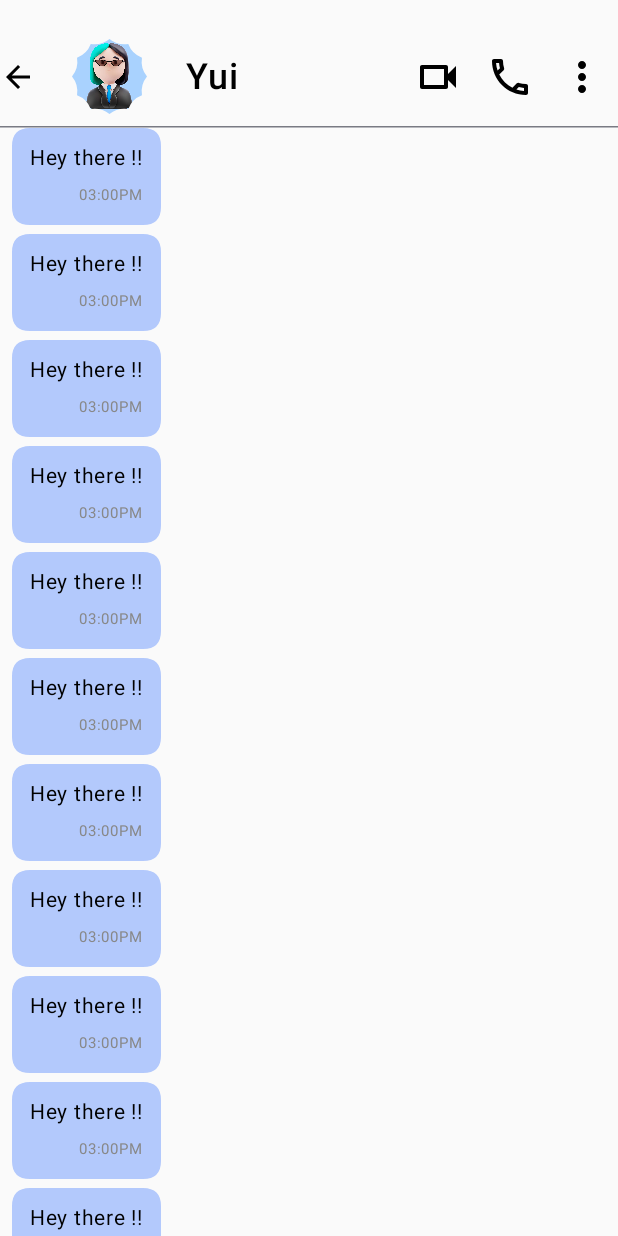
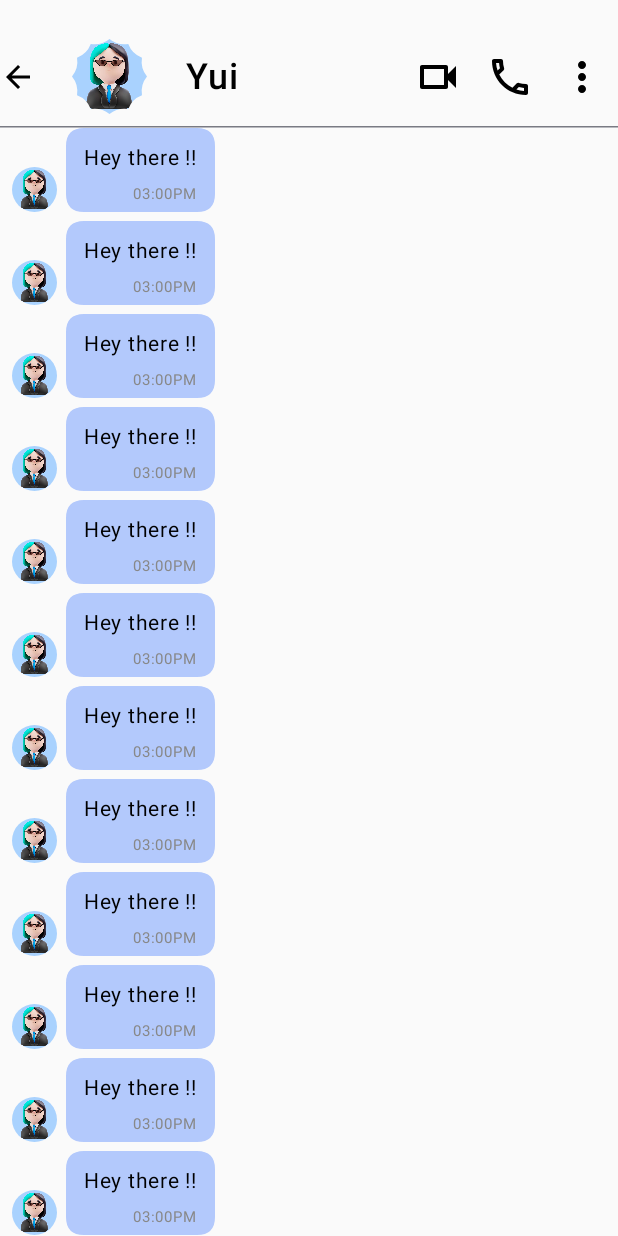
Before and after one commit to DivyanshuShekhar55/whatsapp_clone, an Android app built with Jetpack Compose: the screen it shows after launch (MainActivity), on a phone screen of 412 x 824 dp. Run offline under Robolectric (Android 15) with nearby library versions, the phone set to English and light mode, and no system bars.

Commit message:
UI fixes

```diff
--- a/app/src/main/java/com/skywalker/whatsapp_clone/presentation/chatscreen/ChatItemComponent.kt
+++ b/app/src/main/java/com/skywalker/whatsapp_clone/presentation/chatscreen/ChatItemComponent.kt
@@ -1,14 +1,19 @@
 package com.skywalker.whatsapp_clone.presentation.chatscreen
 
+import androidx.compose.foundation.Image
 import androidx.compose.foundation.background
 import androidx.compose.foundation.layout.Arrangement
 import androidx.compose.foundation.layout.Box
 import androidx.compose.foundation.layout.Column
 import androidx.compose.foundation.layout.Row
+import androidx.compose.foundation.layout.Spacer
 import androidx.compose.foundation.layout.fillMaxWidth
 import androidx.compose.foundation.layout.padding
+import androidx.compose.foundation.layout.size
+import androidx.compose.foundation.layout.width
 import androidx.compose.foundation.layout.widthIn
 import androidx.compose.foundation.layout.wrapContentWidth
+import androidx.compose.foundation.shape.CircleShape
 import androidx.compose.material3.Text
 import androidx.compose.runtime.Composable
 import androidx.compose.ui.Alignment
@@ -16,10 +21,14 @@ import androidx.compose.ui.Modifier
 import androidx.compose.ui.draw.clip
 import androidx.compose.ui.graphics.Color
 import androidx.compose.ui.graphics.Shape
+import androidx.compose.ui.res.painterResource
 import androidx.compose.ui.unit.dp
 import androidx.compose.ui.unit.sp
 import com.skywalker.whatsapp_clone.presentation.utils.ChatBubbleShapeLeft
 import com.skywalker.whatsapp_clone.presentation.utils.ChatBubbleShapeRight
+import com.skywalker.whatsapp_clone.R
+import com.skywalker.whatsapp_clone.presentation.utils.OvalShape
+import com.skywalker.whatsapp_clone.presentation.utils.TallOvalShape
 
 @Composable
 fun ChatItem() {
@@ -52,12 +61,26 @@ fun ChatItem() {
         modifier = Modifier.fillMaxWidth(),
         horizontalArrangement = if (isReceived) Arrangement.Start else Arrangement.End
     ) {
+        if (isReceived) {
+            Image(
+                painter = painterResource(R.drawable.pfp_3),
+                "PFP",
+                modifier = Modifier
+                    .size(30.dp)
+                    .clip(CircleShape)
+                    .align(Alignment.Bottom)
+            )
+
+            Spacer(modifier = Modifier.width(6.dp))
+        }
+
+
         Column(
             modifier = Modifier
                 .widthIn(max = 280.dp)
                 .clip(clip_shape)
                 .background(bgcol)
-                .padding(horizontal = 12.dp, vertical = 8.dp)
+                .padding(start = 12.dp, end = 12.dp, top = 8.dp)
         ) {
             Text(
                 text = "Hey there !!",
@@ -72,7 +95,6 @@ fun ChatItem() {
                 fontSize = 10.sp,
                 modifier = Modifier
                     .align(Alignment.End)
-                    .padding(top = (0.5).dp)
             )
         }
     }
```
